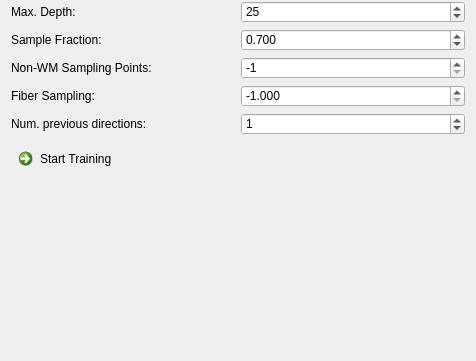
This is Plugins/org.mitk.gui.qt.diffusionimaging.tractography/src/internal/QmitkMLBTViewControls.ui in MITK/MITK as Qt 5 draws it before an edit; both pictures show x 0 to 476 and y 187 to 548 of the 476 by 548 pixel window. The edited form follows.
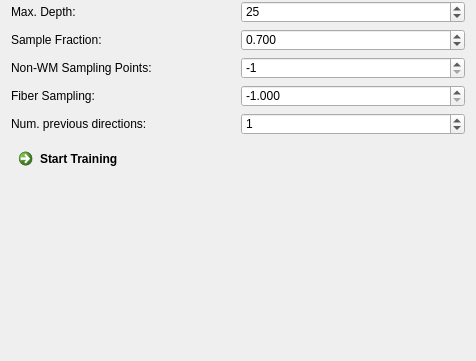
This is the edited form. Icons and pictures are not drawn.

```diff
--- a/Plugins/org.mitk.gui.qt.diffusionimaging.tractography/src/internal/QmitkMLBTViewControls.ui
+++ b/Plugins/org.mitk.gui.qt.diffusionimaging.tractography/src/internal/QmitkMLBTViewControls.ui
@@ -15,7 +15,7 @@
   </property>
   <property name="styleSheet">
    <string>QCommandLinkButton {
-  font-weight: normal;
+  font-weight: lighter;
 }
 
 QCommandLinkButton:disabled {
@@ -24,7 +24,6 @@
 }
 
 QToolBox::tab {
-  border: 1px solid #434346;
   font-weight: bold;
 }
 
@@ -34,20 +33,15 @@
 }
 
 QToolBox::tab:selected {
-  background-color: #1c97ea;
-  border: 1px solid #1c97ea;
   font-weight: bold;
 }
 
 QGroupBox {
-  border: 1px solid #434346;
-  background-color: #2d2d30;
-  margin-top: 8px;
-  padding-top: 8px;
+  background-color: transparent;
 }
 
 QGroupBox, QGroupBox:disabled {
-  background-color: #2d2d30;
+  background-color: transparent;
 }</string>
   </property>
   <layout class="QGridLayout" name="gridLayout_8">
```
Left out of the diff: 1 changed line with no effect on the pictures.
